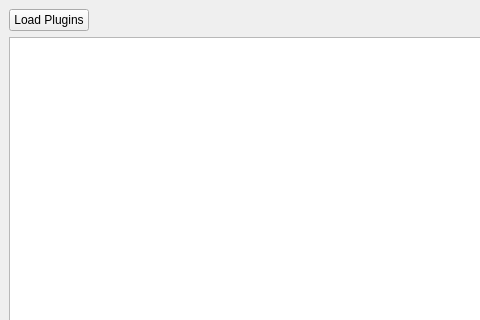
Qt form app/plugintest.ui (cswithbbz/QtPluginTest) before a commit; both pictures show x 0 to 480 and y 0 to 320 of the 800 by 600 pixel window.
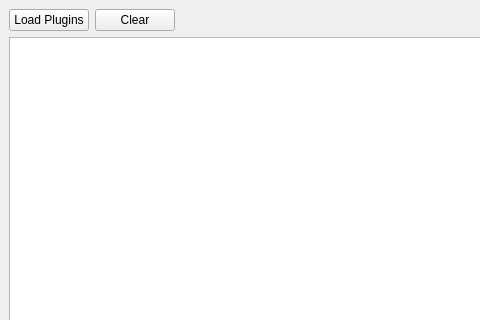
The same form after that commit.

Commit message: 加清屏按钮

```diff
--- a/app/plugintest.ui
+++ b/app/plugintest.ui
@@ -24,6 +24,13 @@
         </property>
        </widget>
       </item>
+      <item>
+       <widget class="QPushButton" name="btnClear">
+        <property name="text">
+         <string>Clear</string>
+        </property>
+       </widget>
+      </item>
       <item>
        <spacer name="horizontalSpacer">
         <property name="orientation">
```
The commit also changes 3 other files.
